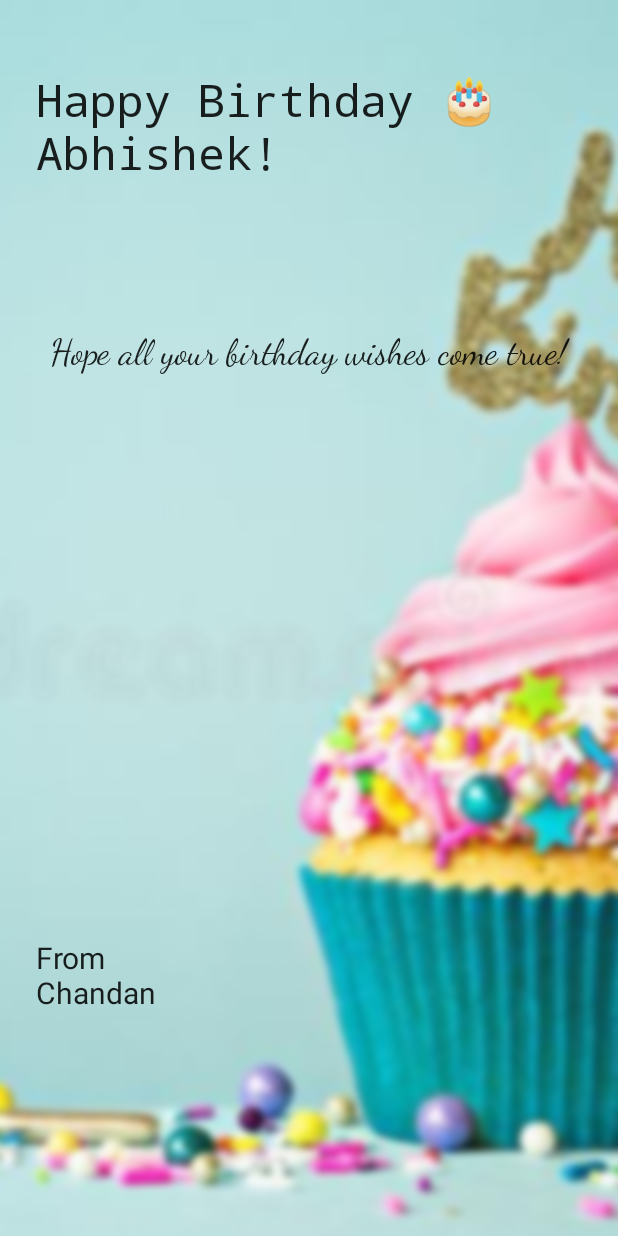
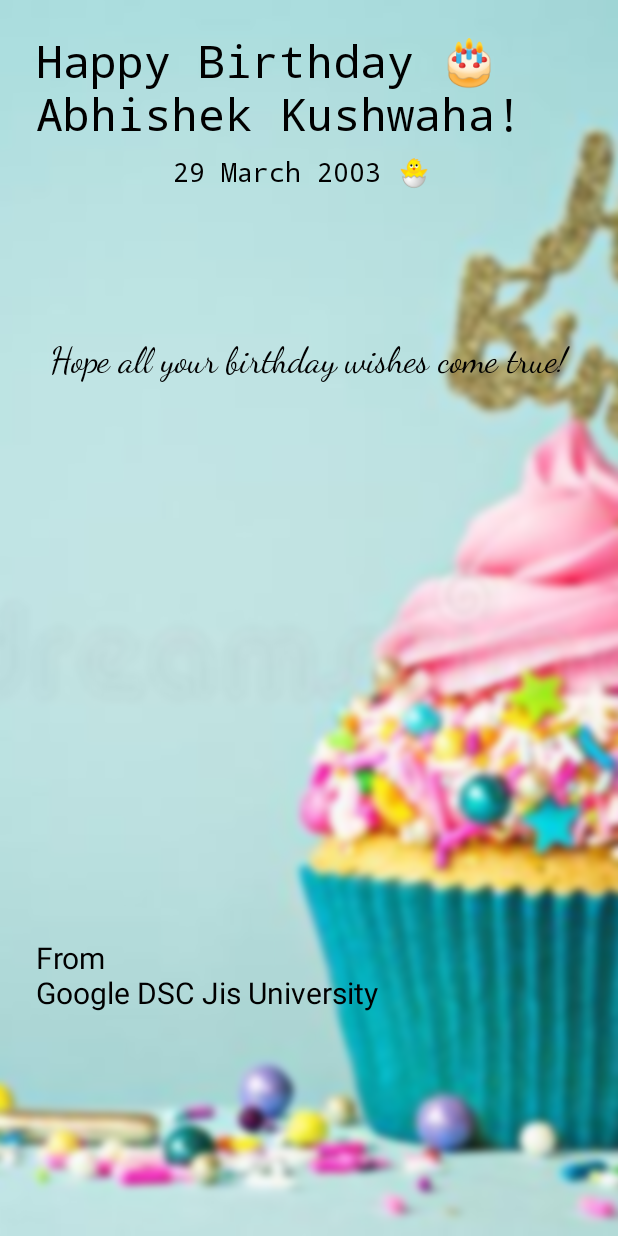
Before and after one commit to Abbhiishek/BirthdayApplication, an Android app built with Jetpack Compose: the screen it shows after launch (MainActivity), on a phone screen of 412 x 824 dp. Run offline under Robolectric (Android 15) with nearby library versions, the phone set to English and light mode, and no system bars.

Commit message:
New Ui styling 🎂

```diff
--- a/app/src/main/java/com/example/birthdayapplication/MainActivity.kt
+++ b/app/src/main/java/com/example/birthdayapplication/MainActivity.kt
@@ -5,7 +5,7 @@ import androidx.activity.ComponentActivity
 import androidx.activity.compose.setContent
 import androidx.compose.foundation.Image
 import androidx.compose.foundation.layout.*
-import androidx.compose.material.MaterialTheme
+//import androidx.compose.material.MaterialTheme
 import androidx.compose.material.Surface
 import androidx.compose.material.Text
 import androidx.compose.runtime.Composable
@@ -14,13 +14,14 @@ import androidx.compose.ui.Modifier
 import androidx.compose.ui.draw.blur
 import androidx.compose.ui.graphics.Color
 import androidx.compose.ui.layout.ContentScale
-import androidx.compose.ui.res.fontResource
+//import androidx.compose.ui.res.fontResource
 import androidx.compose.ui.res.painterResource
 import androidx.compose.ui.text.font.FontFamily
 import androidx.compose.ui.tooling.preview.Preview
 import androidx.compose.ui.unit.dp
 import androidx.compose.ui.unit.sp
 import com.example.birthdayapplication.ui.theme.BirthdayApplicationTheme
+//import java.util.*
 
 class MainActivity : ComponentActivity() {
     override fun onCreate(savedInstanceState: Bundle?) {
@@ -34,7 +35,7 @@ class MainActivity : ComponentActivity() {
                         .fillMaxHeight()
                 ) {
                     GreetingWithImage(getString(R.string.birthday_person_name) , getString(R.string.birthday_wish) , getString(
-                                            R.string.birthday_wish_from))
+                                            R.string.birthday_wish_from) , getString(R.string.birthday_date))
                 }
             }
         }
@@ -47,7 +48,7 @@ fun Greeting(name: String) {
 }
 
 @Composable
-fun GreetingWithImage(name: String , wish: String , from: String){
+fun GreetingWithImage(name: String , wish: String , from: String ,  date: String){
     val image = painterResource(id = R.drawable.birthdayimage)
 
     Box{
@@ -60,27 +61,39 @@ fun GreetingWithImage(name: String , wish: String , from: String){
                 .blur(4.dp),
             contentScale = ContentScale.Crop
         )
-        GreetingWithText(name = name, wish = wish, from = from )
+        GreetingWithText(name = name, wish = wish, from = from ,  date = date)
 
     }
 
 }
 
 @Composable
-fun GreetingWithText( name: String , wish: String , from: String) {
+fun GreetingWithText( name: String , wish: String , from: String , date: String) {
             Column{
                 Text(text = "Happy Birthday \uD83C\uDF82 $name! ",
                     fontSize = 30.sp,
+                    fontFamily = FontFamily.Monospace,
+                    color = Color.Black,
+                    modifier = Modifier
+                        .fillMaxWidth()
+                        .wrapContentWidth(Alignment.CenterHorizontally)
+//                        .wrapContentHeight(Alignment.CenterVertically)
+                        .padding(start = 24.dp,  end = 24.dp , top= 24.dp )
+                )
+                Text(text = "$date 🐣",
+                    fontSize = 18.sp,
+                    color = Color.Black,
                     fontFamily = FontFamily.Monospace,
                     modifier = Modifier
                         .fillMaxWidth()
                         .wrapContentWidth(Alignment.CenterHorizontally)
 //                        .wrapContentHeight(Alignment.CenterVertically)
-                        .padding(start = 24.dp, top = 50.dp , end = 24.dp)
+                        .padding(start = 14.dp, top = 10.dp , end = 24.dp)
                 )
 
-                Text(text = "$wish" ,
+                Text(text = wish ,
                     fontSize = 24.sp,
+                    color = Color.Black,
                     fontFamily = FontFamily.Cursive,
                     modifier = Modifier
                         .padding(top= 100.dp , start = 24.dp , end= 24.dp)
@@ -93,6 +106,7 @@ fun GreetingWithText( name: String , wish: String , from: String) {
 
                 Text(text = "From \n$from" ,
                     fontSize = 20.sp,
+                    color = Color.Black,
                     modifier = Modifier
                         .fillMaxHeight()
                         .wrapContentHeight(Alignment.Bottom)
@@ -109,6 +123,6 @@ fun DefaultPreview() {
     BirthdayApplicationTheme {
         GreetingWithImage(wish = "Stay blessed! Stay Hydrated! Hope you have a wonderfull life ahead and full of prosperity and goodwill . :)" ,
             from = "Aman Kumar Singh" ,
-            name = "Google Developers" )
+            name = "Google Developers" , date = "29 March 2003" )
     }
 }
--- a/app/src/main/res/values/strings.xml
+++ b/app/src/main/res/values/strings.xml
@@ -1,6 +1,7 @@
 <resources>
-    <string name="app_name">BirthdayApplication</string>
-    <string name="birthday_person_name">Abhishek</string>
+    <string name="app_name">Birthday Application</string>
+    <string name="birthday_person_name">Abhishek Kushwaha</string>
     <string name="birthday_wish">Hope all your birthday wishes come true!</string>
-    <string name="birthday_wish_from">Chandan</string>
+    <string name="birthday_wish_from">Google DSC Jis University</string>
+    <string name="birthday_date">29 March 2003</string>
 </resources>
```
